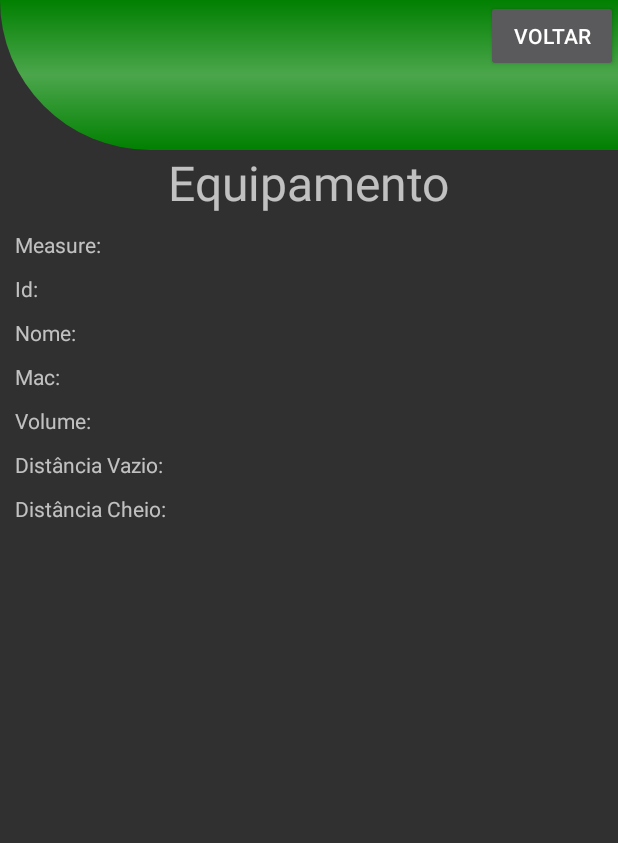
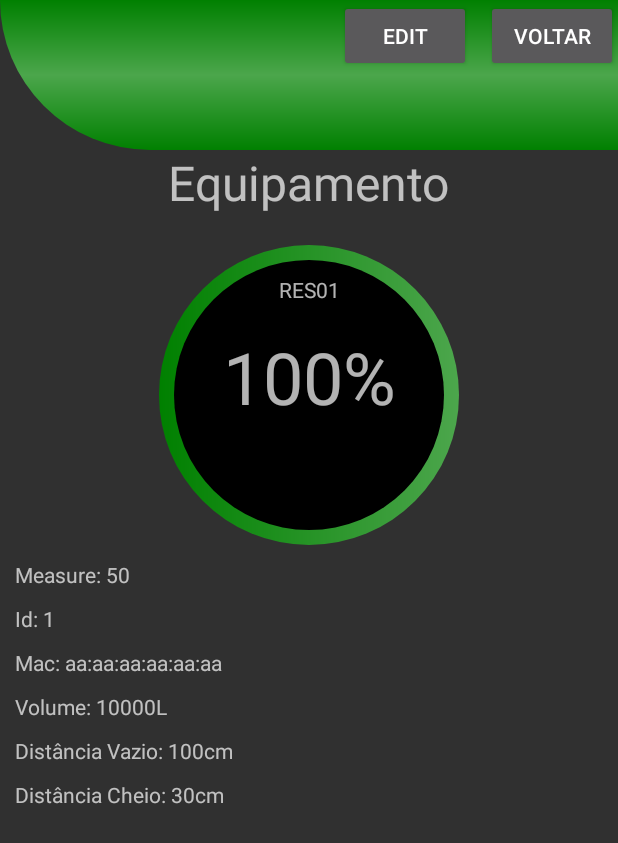
Before and after one commit to keemybarbosa/MonitorDeNivel, an Android app built with Jetpack Compose: the EquipamentoActivity screen opened directly, with no data from a screen before it, on a phone screen of 412 x 824 dp. Shown: the top 843 px of the screen. Run offline under Robolectric (Android 15) with nearby library versions, the phone set to English and light mode, and no system bars.

Commit message:
Alterações na tela de equipamentos

```diff
--- a/app/src/main/java/com/example/monitordenivel/EquipamentoActivity.java
+++ b/app/src/main/java/com/example/monitordenivel/EquipamentoActivity.java
@@ -33,7 +33,13 @@ public class EquipamentoActivity extends AppCompatActivity {
 
         equipamento = new Equipamento(1,"aa:aa:aa:aa:aa:aa",10000,100,30,"RES01", 50);
 
-
+        binding.tvEqpId.setText("Id: " + equipamento.getId());
+        binding.tvEqpName.setText("" + equipamento.getName());
+        binding.tvEqpMeasure.setText("Measure: " + equipamento.getMeasure());
+        binding.tvEqpMac.setText("Mac: " + equipamento.getMac());
+        binding.tvEqpVolume.setText("Volume: " + equipamento.getVolume() + "L");
+        binding.tvEqpEmpty.setText("Distância Vazio: " + equipamento.getEmptycm() + "cm");
+        binding.tvEqpFull.setText("Distância Cheio: " + equipamento.getFullcm() + "cm");
 
     }
 }
--- a/app/src/main/res/layout/activity_equipamento.xml
+++ b/app/src/main/res/layout/activity_equipamento.xml
@@ -35,6 +35,55 @@
         app:layout_constraintTop_toTopOf="parent"
 
         />
+    <Button
+        android:id="@+id/btnEditar"
+        android:layout_width="wrap_content"
+        android:layout_height="wrap_content"
+        android:text="Edit"
+        app:layout_constraintEnd_toStartOf="@id/btnVoltar"
+        app:layout_constraintTop_toTopOf="parent"
+        android:layout_marginRight="10dp"
+
+        />
+
+    <View
+        android:id="@+id/vwEquipamento"
+        android:layout_width="wrap_content"
+        android:layout_height="wrap_content"
+        app:layout_constraintTop_toBottomOf="@id/lblEquipamento"
+        app:layout_constraintStart_toStartOf="parent"
+        app:layout_constraintEnd_toEndOf="parent"
+        android:background="@drawable/container_equipamento"
+        android:layout_marginTop="20dp"
+        app:layout_constraintWidth="200dp"
+        app:layout_constraintHeight="200dp"
+
+        />
+    <TextView
+        android:id="@+id/tvEqpName"
+        android:layout_width="wrap_content"
+        android:layout_height="wrap_content"
+        android:text="XXX"
+        android:layout_marginTop="20dp"
+        app:layout_constraintTop_toTopOf="@id/vwEquipamento"
+        app:layout_constraintStart_toStartOf="@id/vwEquipamento"
+        app:layout_constraintWidth="200dp"
+        android:textAlignment="center"
+        />
+
+    <TextView
+        android:id="@+id/tvEqpPercentual"
+        android:layout_width="wrap_content"
+        android:layout_height="wrap_content"
+        android:text="100%"
+        android:layout_marginTop="55dp"
+        app:layout_constraintTop_toTopOf="@id/vwEquipamento"
+        app:layout_constraintStart_toStartOf="@id/vwEquipamento"
+        app:layout_constraintWidth="200dp"
+        android:textAlignment="center"
+        android:textSize="48dp"
+        />
+
     <TextView
         android:id="@+id/tvEqpMeasure"
         android:layout_width="wrap_content"
@@ -43,7 +92,7 @@
         android:layout_marginTop="10dp"
         android:layout_marginLeft="10dp"
         app:layout_constraintStart_toStartOf="parent"
-        app:layout_constraintTop_toBottomOf="@id/lblEquipamento"/>
+        app:layout_constraintTop_toBottomOf="@id/vwEquipamento"/>
     <TextView
         android:id="@+id/tvEqpId"
         android:layout_width="wrap_content"
@@ -53,15 +102,7 @@
         android:layout_marginLeft="10dp"
         app:layout_constraintStart_toStartOf="parent"
         app:layout_constraintTop_toBottomOf="@id/tvEqpMeasure"/>
-    <TextView
-        android:id="@+id/tvEqpName"
-        android:layout_width="wrap_content"
-        android:layout_height="wrap_content"
-        android:text="Nome: "
-        android:layout_marginTop="10dp"
-        android:layout_marginLeft="10dp"
-        app:layout_constraintStart_toStartOf="parent"
-        app:layout_constraintTop_toBottomOf="@id/tvEqpId"/>
+
     <TextView
         android:id="@+id/tvEqpMac"
         android:layout_width="wrap_content"
@@ -70,7 +111,7 @@
         android:layout_marginTop="10dp"
         android:layout_marginLeft="10dp"
         app:layout_constraintStart_toStartOf="parent"
-        app:layout_constraintTop_toBottomOf="@id/tvEqpName"/>
+        app:layout_constraintTop_toBottomOf="@id/tvEqpId"/>
     <TextView
         android:id="@+id/tvEqpVolume"
         android:layout_width="wrap_content"
```
